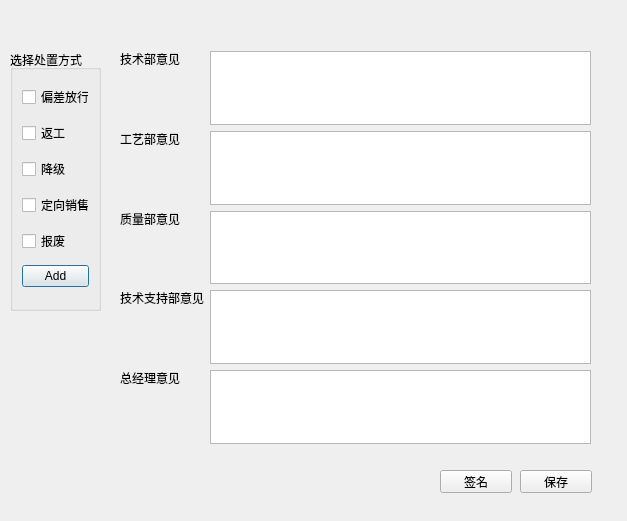
This is idea.ui in xeeboy/PartsReview as Qt 5 draws it before an edit. The edited form follows.
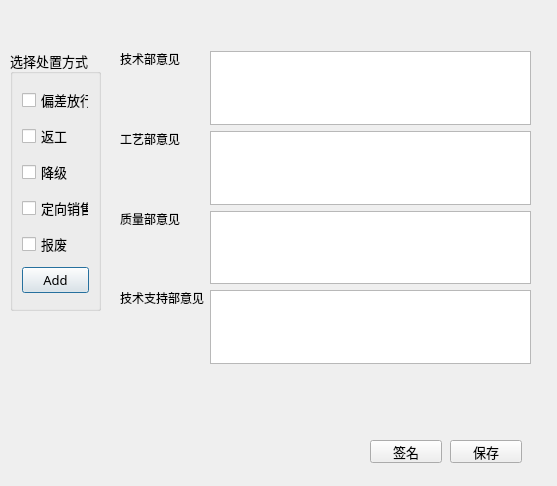
This is the edited form. Icons and pictures are not drawn.

Commit message: set style and tab2 done

```diff
--- a/idea.ui
+++ b/idea.ui
@@ -6,10 +6,15 @@
    <rect>
     <x>0</x>
     <y>0</y>
-    <width>627</width>
-    <height>521</height>
+    <width>557</width>
+    <height>486</height>
    </rect>
   </property>
+  <property name="font">
+   <font>
+    <family>微软雅黑</family>
+   </font>
+  </property>
   <property name="windowTitle">
    <string>意见输入</string>
   </property>
@@ -22,10 +27,16 @@
     <rect>
      <x>120</x>
      <y>51</y>
-     <width>60</width>
+     <width>71</width>
      <height>16</height>
     </rect>
    </property>
+   <property name="font">
+    <font>
+     <family>微软雅黑</family>
+     <pointsize>9</pointsize>
+    </font>
+   </property>
    <property name="text">
     <string>技术部意见</string>
    </property>
@@ -35,20 +46,39 @@
     <rect>
      <x>210</x>
      <y>51</y>
-     <width>381</width>
+     <width>321</width>
      <height>74</height>
     </rect>
    </property>
+   <property name="font">
+    <font>
+     <family>微软雅黑</family>
+     <pointsize>10</pointsize>
+    </font>
+   </property>
+   <property name="html">
+    <string>&lt;!DOCTYPE HTML PUBLIC &quot;-//W3C//DTD HTML 4.0//EN&quot; &quot;http://www.w3.org/TR/REC-html40/strict.dtd&quot;&gt;
+&lt;html&gt;&lt;head&gt;&lt;meta name=&quot;qrichtext&quot; content=&quot;1&quot; /&gt;&lt;style type=&quot;text/css&quot;&gt;
+p, li { white-space: pre-wrap; }
+&lt;/style&gt;&lt;/head&gt;&lt;body style=&quot; font-family:'微软雅黑'; font-size:10pt; font-weight:400; font-style:normal;&quot;&gt;
+&lt;p style=&quot;-qt-paragraph-type:empty; margin-top:0px; margin-bottom:0px; margin-left:0px; margin-right:0px; -qt-block-indent:0; text-indent:0px; font-family:'Consolas'; font-size:9pt;&quot;&gt;&lt;br /&gt;&lt;/p&gt;&lt;/body&gt;&lt;/html&gt;</string>
+   </property>
   </widget>
   <widget class="QLabel" name="label_2">
    <property name="geometry">
     <rect>
      <x>120</x>
      <y>131</y>
-     <width>60</width>
+     <width>71</width>
      <height>16</height>
     </rect>
    </property>
+   <property name="font">
+    <font>
+     <family>微软雅黑</family>
+     <pointsize>9</pointsize>
+    </font>
+   </property>
    <property name="text">
     <string>工艺部意见</string>
    </property>
@@ -58,20 +88,32 @@
     <rect>
      <x>210</x>
      <y>131</y>
-     <width>381</width>
+     <width>321</width>
      <height>74</height>
     </rect>
    </property>
+   <property name="font">
+    <font>
+     <family>微软雅黑</family>
+     <pointsize>10</pointsize>
+    </font>
+   </property>
   </widget>
   <widget class="QLabel" name="label_3">
    <property name="geometry">
     <rect>
      <x>120</x>
      <y>211</y>
-     <width>60</width>
+     <width>71</width>
      <height>16</height>
     </rect>
    </property>
+   <property name="font">
+    <font>
+     <family>微软雅黑</family>
+     <pointsize>9</pointsize>
+    </font>
+   </property>
    <property name="text">
     <string>质量部意见</string>
    </property>
@@ -81,20 +123,32 @@
     <rect>
      <x>210</x>
      <y>211</y>
-     <width>381</width>
+     <width>321</width>
      <height>73</height>
     </rect>
    </property>
+   <property name="font">
+    <font>
+     <family>微软雅黑</family>
+     <pointsize>10</pointsize>
+    </font>
+   </property>
   </widget>
   <widget class="QLabel" name="label_4">
    <property name="geometry">
     <rect>
      <x>120</x>
      <y>290</y>
-     <width>84</width>
+     <width>91</width>
      <height>16</height>
     </rect>
    </property>
+   <property name="font">
+    <font>
+     <family>微软雅黑</family>
+     <pointsize>9</pointsize>
+    </font>
+   </property>
    <property name="text">
     <string>技术支持部意见</string>
    </property>
@@ -104,32 +158,15 @@
     <rect>
      <x>210</x>
      <y>290</y>
-     <width>381</width>
+     <width>321</width>
      <height>74</height>
     </rect>
    </property>
-  </widget>
-  <widget class="QLabel" name="label_5">
-   <property name="geometry">
-    <rect>
-     <x>120</x>
-     <y>370</y>
-     <width>60</width>
-     <height>16</height>
-    </rect>
-   </property>
-   <property name="text">
-    <string>总经理意见</string>
-   </property>
-  </widget>
-  <widget class="QTextEdit" name="txt_general_m">
-   <property name="geometry">
-    <rect>
-     <x>210</x>
-     <y>370</y>
-     <width>381</width>
-     <height>74</height>
-    </rect>
+   <property name="font">
+    <font>
+     <family>微软雅黑</family>
+     <pointsize>10</pointsize>
+    </font>
    </property>
   </widget>
   <widget class="QGroupBox" name="gpb_deal">
@@ -141,12 +178,24 @@
      <height>261</height>
     </rect>
    </property>
+   <property name="font">
+    <font>
+     <family>微软雅黑</family>
+     <pointsize>10</pointsize>
+    </font>
+   </property>
    <property name="title">
     <string>选择处置方式</string>
    </property>
    <layout class="QVBoxLayout" name="verticalLayout">
     <item>
      <widget class="QCheckBox" name="chk_devi_release">
+      <property name="font">
+       <font>
+        <family>微软雅黑</family>
+        <pointsize>10</pointsize>
+       </font>
+      </property>
       <property name="text">
        <string>偏差放行</string>
       </property>
@@ -154,6 +203,12 @@
     </item>
     <item>
      <widget class="QCheckBox" name="chk_rework">
+      <property name="font">
+       <font>
+        <family>微软雅黑</family>
+        <pointsize>10</pointsize>
+       </font>
+      </property>
       <property name="text">
        <string>返工</string>
       </property>
@@ -161,6 +216,12 @@
     </item>
     <item>
      <widget class="QCheckBox" name="chk_downgrade">
+      <property name="font">
+       <font>
+        <family>微软雅黑</family>
+        <pointsize>10</pointsize>
+       </font>
+      </property>
       <property name="text">
        <string>降级</string>
       </property>
@@ -168,6 +229,12 @@
     </item>
     <item>
      <widget class="QCheckBox" name="chk_direc_sales">
+      <property name="font">
+       <font>
+        <family>微软雅黑</family>
+        <pointsize>10</pointsize>
+       </font>
+      </property>
       <property name="text">
        <string>定向销售</string>
       </property>
@@ -175,6 +242,12 @@
     </item>
     <item>
      <widget class="QCheckBox" name="chk_scrap">
+      <property name="font">
+       <font>
+        <family>微软雅黑</family>
+        <pointsize>10</pointsize>
+       </font>
+      </property>
       <property name="text">
        <string>报废</string>
       </property>
@@ -182,6 +255,12 @@
     </item>
     <item>
      <widget class="QPushButton" name="btn_deal_method">
+      <property name="font">
+       <font>
+        <family>微软雅黑</family>
+        <pointsize>10</pointsize>
+       </font>
+      </property>
       <property name="toolTip">
        <string>&lt;html&gt;&lt;head/&gt;&lt;body&gt;&lt;p&gt;&lt;span style=&quot; font-style:italic; color:#55ff00;&quot;&gt;不在上述列表中的处置方式可手动输入&lt;/span&gt;&lt;/p&gt;&lt;/body&gt;&lt;/html&gt;</string>
       </property>
@@ -199,8 +278,8 @@
   <widget class="QPushButton" name="btn_save_idea">
    <property name="geometry">
     <rect>
-     <x>520</x>
-     <y>470</y>
+     <x>450</x>
+     <y>440</y>
      <width>72</width>
      <height>23</height>
     </rect>
@@ -211,6 +290,12 @@
      <verstretch>0</verstretch>
     </sizepolicy>
    </property>
+   <property name="font">
+    <font>
+     <family>微软雅黑</family>
+     <pointsize>10</pointsize>
+    </font>
+   </property>
    <property name="text">
     <string>保存</string>
    </property>
@@ -222,8 +307,8 @@
   <widget class="QPushButton" name="btn_sign_name">
    <property name="geometry">
     <rect>
-     <x>440</x>
-     <y>470</y>
+     <x>370</x>
+     <y>440</y>
      <width>72</width>
      <height>23</height>
     </rect>
@@ -234,6 +319,12 @@
      <verstretch>0</verstretch>
     </sizepolicy>
    </property>
+   <property name="font">
+    <font>
+     <family>微软雅黑</family>
+     <pointsize>10</pointsize>
+    </font>
+   </property>
    <property name="toolTip">
     <string>&lt;html&gt;&lt;head/&gt;&lt;body&gt;&lt;p&gt;&lt;span style=&quot; font-size:8pt; font-style:italic; color:#0055ff;&quot;&gt;在意见输入框末尾添加&lt;/span&gt;&lt;/p&gt;&lt;/body&gt;&lt;/html&gt;</string>
    </property>
```
Left out of the diff: 1 changed line with no effect on the pictures. The commit also changes 12 other files.
